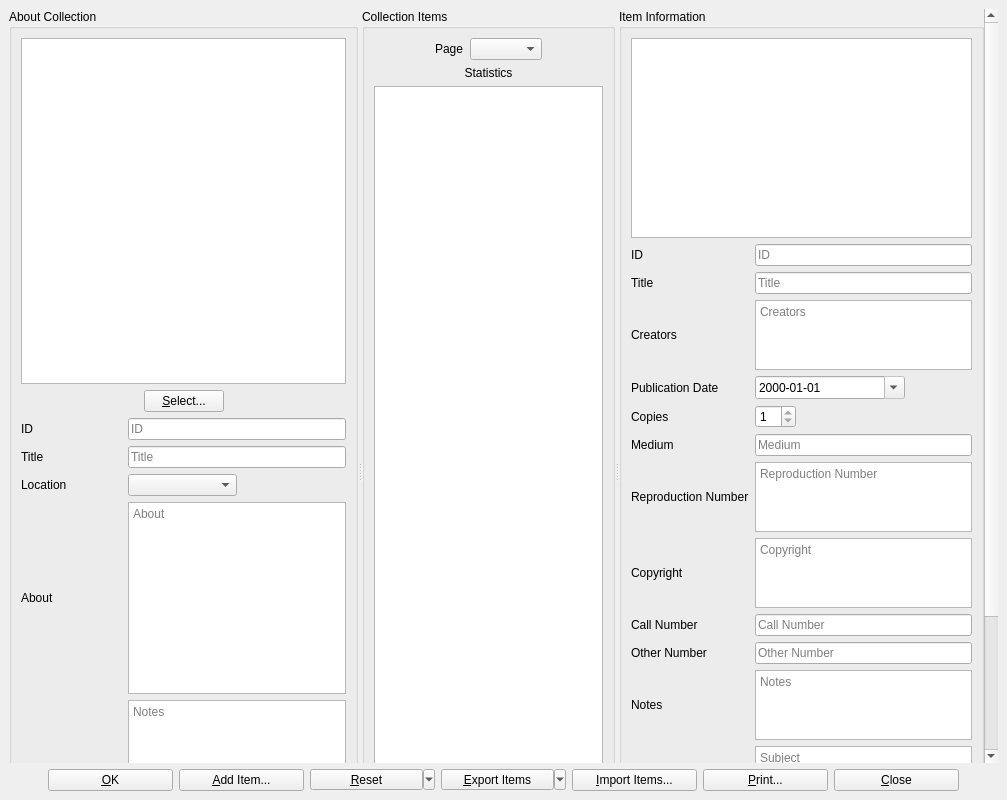
Above: UI/biblioteq_photographinfo.ui from textbrowser/biblioteq before the change. Below: the same form after it.
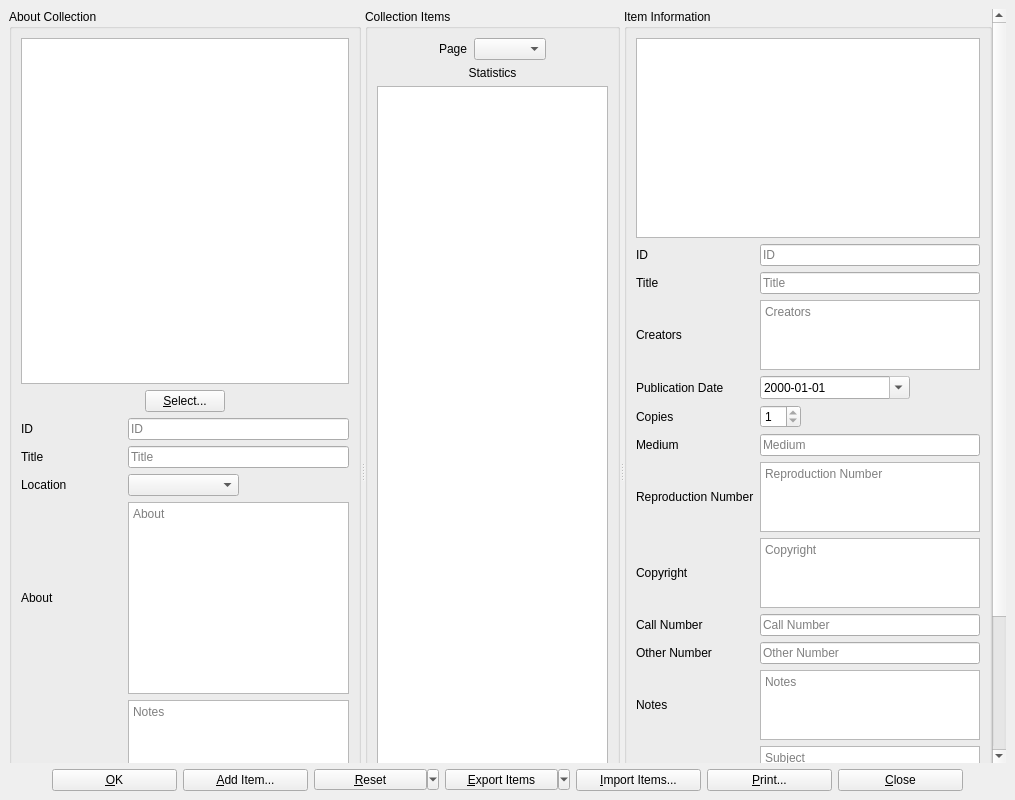
That is the form after the change. Icons and pictures are not drawn. Custom widgets are drawn as their Qt base class.

Diff of the .ui file:
```diff
--- a/UI/biblioteq_photographinfo.ui
+++ b/UI/biblioteq_photographinfo.ui
@@ -6,7 +6,7 @@
    <rect>
     <x>0</x>
     <y>0</y>
-    <width>1007</width>
+    <width>1015</width>
     <height>800</height>
    </rect>
   </property>
@@ -31,8 +31,8 @@
        <property name="geometry">
         <rect>
          <x>0</x>
-         <y>-404</y>
-         <width>974</width>
+         <y>0</y>
+         <width>982</width>
          <height>1146</height>
         </rect>
        </property>
```
